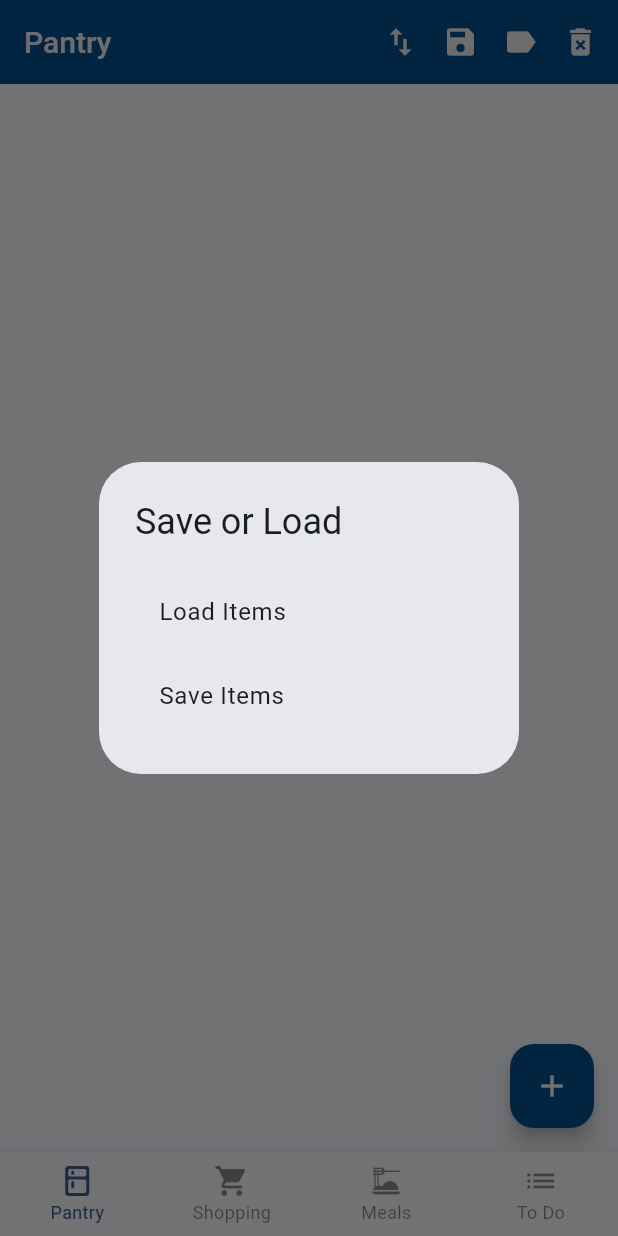
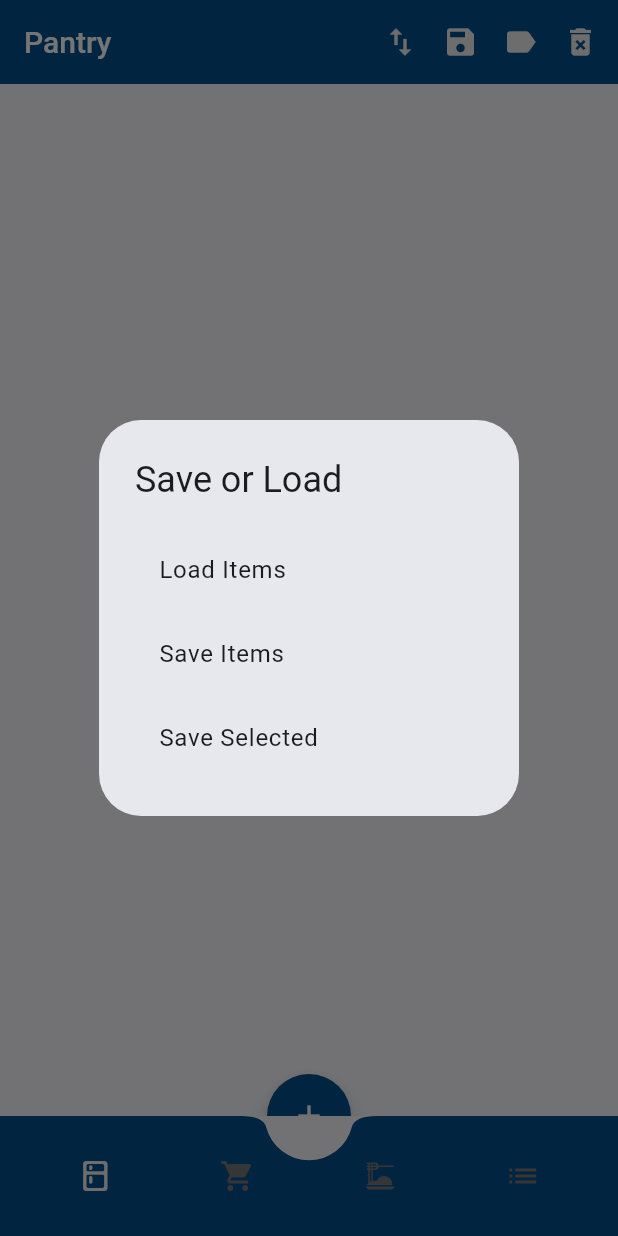
Before and after one commit to AMWen/pantry_app, a Flutter app: the screen it shows after launch, after a tap on the "save" icon, on a phone screen of 412 x 824 dp. Run offline on Flutter 3.47's test engine with Material 3 defaults, Android fonts, the phone set to English and light mode, and no system bars; our stand-ins replace hive, hive_flutter; missing offline and left inert: flutter_file_dialog; accounts and stored records are empty.

Commit message:
swipe navigation, notched button, save selected, dark mode

```diff
--- a/lib/data/constants.dart
+++ b/lib/data/constants.dart
@@ -30,12 +30,13 @@ final List<Map<String, String>> sortOptions = [
 
 Color primaryColor = Color.fromARGB(255, 3, 78, 140);
 Color secondaryColor = Colors.grey[200]!;
+Color dullColor = Colors.grey[600]!;
 
 DateFormat dateFormat = DateFormat('M/d/yy');
 
 class TextStyles {
   static TextStyle titleText = TextStyle(
-    color: secondaryColor,
+    // color: secondaryColor,
     fontSize: 20,
     fontWeight: FontWeight.w500,
   );
@@ -43,13 +44,13 @@ class TextStyles {
   static const TextStyle dialogTitle = TextStyle(
     fontWeight: FontWeight.bold,
     fontSize: 20,
-    color: Colors.black,
+    // color: Colors.black,
   );
 
   static TextStyle buttonText = TextStyle(
     fontWeight: FontWeight.w500,
     fontSize: 16,
-    color: secondaryColor,
+    // color: secondaryColor,
   );
 
   static TextStyle tagText = TextStyle(
--- a/lib/data/widgets/bottomtabnavigator_widget.dart
+++ b/lib/data/widgets/bottomtabnavigator_widget.dart
@@ -1,4 +1,5 @@
 import 'package:flutter/material.dart';
+import 'package:pantry_app/data/constants.dart';
 
 import '../../screens/meals_screen.dart';
 import '../../screens/pantry_screen.dart';
@@ -15,6 +16,7 @@ class BottomTabNavigator extends StatefulWidget {
 
 class BottomTabNavigatorState extends State<BottomTabNavigator> {
   int _selectedIndex = 0;
+  final PageController _pageController = PageController(); // PageView sync navigator
 
   final List<TabItem> _tabs = [
     TabItem(screen: PantryScreen(), icon: Icon(Icons.kitchen_rounded), label: 'Pantry'),
@@ -27,23 +29,56 @@ class BottomTabNavigatorState extends State<BottomTabNavigator> {
     setState(() {
       _selectedIndex = index;
     });
+    _pageController.jumpToPage(index);
+  }
+
+  void _onPageChanged(int index) {
+    setState(() {
+      _selectedIndex = index;
+    });
   }
 
   @override
   Widget build(BuildContext context) {
     return Scaffold(
-      body: _tabs[_selectedIndex].screen, // Access screen via index
-      bottomNavigationBar: BottomNavigationBar(
-        currentIndex: _selectedIndex,
-        onTap: _onItemTapped,
-        type: BottomNavigationBarType.fixed,
-        items:
-            _tabs.map((tab) {
-              return BottomNavigationBarItem(icon: tab.icon, label: tab.label);
-            }).toList(),
-        selectedLabelStyle: TextStyle(fontSize: 12),
-        unselectedItemColor: Colors.black45,
+      body: PageView(
+        controller: _pageController,
+        onPageChanged: _onPageChanged,
+        children: _tabs.map((tab) => tab.screen).toList(),
       ),
+      bottomNavigationBar: BottomAppBar(
+        color: primaryColor,
+        notchMargin: 1.5,
+        shape: CircularNotchedRectangle(),
+        child: Row(
+          mainAxisAlignment: MainAxisAlignment.spaceAround,
+          children:
+              _tabs.map((tab) {
+                int index = _tabs.indexOf(tab);
+                return IconButton(
+                  icon: tab.icon,
+                  color: index == _selectedIndex ? secondaryColor : dullColor,
+                  onPressed: () => _onItemTapped(index),
+                  tooltip: tab.label,
+                );
+              }).toList(),
+        ),
+      ),
+      floatingActionButton: IgnorePointer(
+        child: Opacity(
+          opacity: 0,
+          child: FloatingActionButton(
+            shape: CircleBorder(),
+            autofocus: false,
+            onPressed: null,
+            backgroundColor: Colors.transparent,
+            elevation: 0,
+            focusNode: FocusNode(),
+            child: Container(),
+          ),
+        ),
+      ),
+      floatingActionButtonLocation: FloatingActionButtonLocation.centerDocked,
     );
   }
 }
--- a/lib/data/widgets/simplelistscreen_widget.dart
+++ b/lib/data/widgets/simplelistscreen_widget.dart
@@ -247,6 +247,13 @@ class SimpleListScreenState extends State<SimpleListScreen> {
                   _exportItems();
                 },
               ),
+              ListTile(
+                title: Text('Save Selected'),
+                onTap: () {
+                  Navigator.of(context).pop();
+                  _exportItems(selectedOnly: true);
+                },
+              ),
             ],
           ),
         );
@@ -283,8 +290,11 @@ class SimpleListScreenState extends State<SimpleListScreen> {
     }
   }
 
-  Future<void> _exportItems() async {
-    final listItems = _itemBox?.values.toList() ?? [];
+  Future<void> _exportItems({bool selectedOnly = false}) async {
+    final listItems =
+        selectedOnly
+            ? _itemBox?.values.where((item) => _selectedItemIds.contains(item.key)).toList() ?? []
+            : _itemBox?.values.toList() ?? [];
 
     if (listItems.isNotEmpty) {
       final jsonList = listItems.map((item) => item.toJson()).toList();
@@ -493,13 +503,11 @@ class SimpleListScreenState extends State<SimpleListScreen> {
               child: IconButton(icon: Icon(action['icon']), onPressed: action['onPressed']),
             ),
           ),
-          Padding(
-            padding: const EdgeInsets.only(right: 5),
-          ),
+          Padding(padding: const EdgeInsets.only(right: 5)),
         ],
       ),
       body: Padding(
-        padding: const EdgeInsets.only(left: 0, right: 0, top: 20, bottom: 20),
+        padding: const EdgeInsets.only(left: 0, right: 0, top: 20, bottom: 0),
         child: ValueListenableBuilder(
           valueListenable: _itemBox!.listenable(),
           builder: (context, Box<ListItem> box, _) {
@@ -642,7 +650,12 @@ class SimpleListScreenState extends State<SimpleListScreen> {
           },
         ),
       ),
-      floatingActionButton: FloatingActionButton(
+      floatingActionButtonLocation: FloatingActionButtonLocation.centerDocked,
+      floatingActionButton: Transform.translate(
+        offset: Offset(0, 28),
+        child: FloatingActionButton(
+          heroTag: 'screen_fab',
+          shape: CircleBorder(),
           onPressed: () {
             Navigator.push(
               context,
@@ -659,6 +672,7 @@ class SimpleListScreenState extends State<SimpleListScreen> {
           foregroundColor: Colors.grey[100],
           child: Icon(Icons.add),
         ),
+      ),
     );
   }
 }
--- a/lib/main.dart
+++ b/lib/main.dart
@@ -31,6 +31,22 @@ class MyApp extends StatelessWidget {
           foregroundColor: secondaryColor,
         ),
       ),
+      darkTheme: ThemeData(
+        brightness: Brightness.dark,
+        colorScheme: ColorScheme.dark(
+          primary: primaryColor,
+          secondary: secondaryColor,
+        ),
+        appBarTheme: AppBarTheme(
+          backgroundColor: primaryColor,
+          titleTextStyle: TextStyles.titleText,
+          iconTheme: IconThemeData(color: secondaryColor),
+        ),
+        floatingActionButtonTheme: FloatingActionButtonThemeData(
+          backgroundColor: primaryColor,
+          foregroundColor: secondaryColor,
+        ),
+      ),
       home: BottomTabNavigator(),
       debugShowCheckedModeBanner: false,
     );
```
Lines whose indentation alone changed are shown as unchanged.
